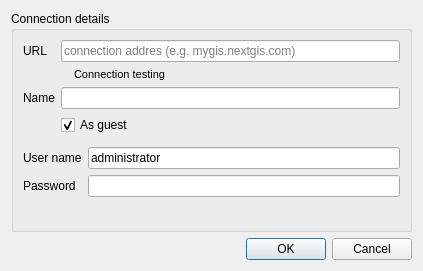
Before: the Qt Designer form qgis/ngw_connection_edit_dialog_base.ui in nextgis/ngw_external_api_python, drawn with Qt 5.
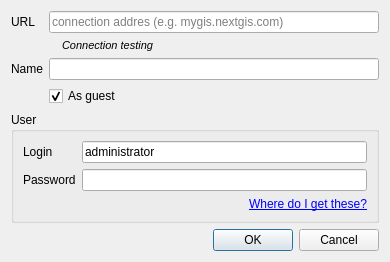
After: the same form once the commit is applied.

```diff
--- a/qgis/ngw_connection_edit_dialog_base.ui
+++ b/qgis/ngw_connection_edit_dialog_base.ui
@@ -6,8 +6,8 @@
    <rect>
     <x>0</x>
     <y>0</y>
-    <width>423</width>
-    <height>271</height>
+    <width>390</width>
+    <height>245</height>
    </rect>
   </property>
   <property name="sizePolicy">
@@ -31,61 +31,10 @@
   <property name="windowTitle">
    <string>Create new connection</string>
   </property>
-  <layout class="QVBoxLayout" name="verticalLayout">
+  <layout class="QGridLayout" name="gridLayout_4">
    <property name="sizeConstraint">
     <enum>QLayout::SetMinimumSize</enum>
    </property>
-   <item>
-    <widget class="QGroupBox" name="groupBox">
-     <property name="title">
-      <string>Connection details</string>
-     </property>
-     <layout class="QVBoxLayout" name="verticalLayout_2">
-      <property name="spacing">
-       <number>6</number>
-      </property>
-      <item>
-       <layout class="QGridLayout" name="gridLayout_3">
-        <property name="topMargin">
-         <number>0</number>
-        </property>
-        <property name="verticalSpacing">
-         <number>6</number>
-        </property>
-        <item row="0" column="1">
-         <layout class="QVBoxLayout" name="verticalLayout_3">
-          <property name="spacing">
-           <number>0</number>
-          </property>
-          <property name="rightMargin">
-           <number>0</number>
-          </property>
-          <item>
-           <widget class="QLineEdit" name="leUrl">
-            <property name="placeholderText">
-             <string>connection addres (e.g. mygis.nextgis.com)</string>
-            </property>
-           </widget>
-          </item>
-         </layout>
-        </item>
-        <item row="0" column="0">
-         <widget class="QLabel" name="lbUrl">
-          <property name="text">
-           <string>URL</string>
-          </property>
-         </widget>
-        </item>
-        <item row="5" column="1">
-         <widget class="QCheckBox" name="cbAsGuest">
-          <property name="text">
-           <string>As guest</string>
-          </property>
-          <property name="checked">
-           <bool>true</bool>
-          </property>
-         </widget>
-        </item>
         <item row="1" column="1">
          <widget class="QLabel" name="lbConnectionTesting">
           <property name="sizePolicy">
@@ -104,7 +53,7 @@
            <font>
             <family>MS Shell Dlg 2</family>
             <pointsize>8</pointsize>
-            <italic>false</italic>
+       <italic>true</italic>
            </font>
           </property>
           <property name="styleSheet">
@@ -121,7 +70,10 @@
           </property>
          </widget>
         </item>
-        <item row="3" column="0">
+   <item row="2" column="1">
+    <widget class="QLineEdit" name="leName"/>
+   </item>
+   <item row="2" column="0">
          <widget class="QLabel" name="lbName">
           <property name="text">
            <string>Name</string>
@@ -129,49 +81,111 @@
          </widget>
         </item>
         <item row="3" column="1">
-         <widget class="QLineEdit" name="leName"/>
-        </item>
-       </layout>
-      </item>
-      <item>
-       <layout class="QGridLayout" name="gridLayout">
-        <property name="topMargin">
-         <number>6</number>
-        </property>
-        <property name="bottomMargin">
-         <number>0</number>
-        </property>
-        <item row="2" column="0">
-         <widget class="QLabel" name="lbPassword">
+    <widget class="QCheckBox" name="cbAsGuest">
+     <property name="enabled">
+      <bool>true</bool>
+     </property>
+     <property name="styleSheet">
+      <string notr="true"/>
+     </property>
+     <property name="text">
+      <string>As guest</string>
+     </property>
+     <property name="checked">
+      <bool>true</bool>
+     </property>
+    </widget>
+   </item>
+   <item row="4" column="0" colspan="2">
+    <widget class="QGroupBox" name="gbUser">
+     <property name="enabled">
+      <bool>true</bool>
+     </property>
+     <property name="title">
+      <string>User</string>
+     </property>
+     <layout class="QGridLayout" name="gridLayout_2">
+      <item row="0" column="0">
+       <widget class="QLabel" name="lbUser">
           <property name="text">
-           <string>Password</string>
+         <string>Login</string>
           </property>
          </widget>
         </item>
-        <item row="2" column="1">
+      <item row="0" column="1">
+       <widget class="QLineEdit" name="leUser">
+        <property name="text">
+         <string>administrator</string>
+        </property>
+       </widget>
+      </item>
+      <item row="1" column="1">
          <widget class="QLineEdit" name="lePassword">
           <property name="echoMode">
            <enum>QLineEdit::Password</enum>
           </property>
          </widget>
         </item>
-        <item row="1" column="1">
-         <widget class="QLineEdit" name="leUser">
-          <property name="text">
-           <string>administrator</string>
-          </property>
-         </widget>
-        </item>
         <item row="1" column="0">
-         <widget class="QLabel" name="lbUser">
+       <widget class="QLabel" name="lbPassword">
           <property name="text">
-           <string>User name</string>
+         <string>Password</string>
+        </property>
+       </widget>
+      </item>
+      <item row="2" column="1">
+       <widget class="QLabel" name="lAccessLink">
+        <property name="enabled">
+         <bool>true</bool>
+        </property>
+        <property name="text">
+         <string>&lt;html&gt;&lt;head/&gt;&lt;body&gt;&lt;p&gt;&lt;a href=&quot;http://docs.nextgis.com/docs_ngcom/source/ngqgis_connect.html#ngcom-ngqgis-connect-connection&quot;&gt;&lt;span style=&quot; text-decoration: underline; color:#0000ff;&quot;&gt;Where do I get these?&lt;/span&gt;&lt;/a&gt;&lt;/p&gt;&lt;/body&gt;&lt;/html&gt;</string>
+        </property>
+        <property name="textFormat">
+         <enum>Qt::AutoText</enum>
+        </property>
+        <property name="alignment">
+         <set>Qt::AlignRight|Qt::AlignTrailing|Qt::AlignVCenter</set>
+        </property>
+        <property name="openExternalLinks">
+         <bool>true</bool>
           </property>
          </widget>
         </item>
        </layout>
-      </item>
-      <item>
+    </widget>
+   </item>
+   <item row="6" column="0" colspan="2">
+    <widget class="QDialogButtonBox" name="buttonBox">
+     <property name="orientation">
+      <enum>Qt::Horizontal</enum>
+     </property>
+     <property name="standardButtons">
+      <set>QDialogButtonBox::Cancel|QDialogButtonBox::Ok</set>
+     </property>
+    </widget>
+   </item>
+   <item row="0" column="0">
+    <widget class="QLabel" name="lbUrl">
+     <property name="sizePolicy">
+      <sizepolicy hsizetype="Preferred" vsizetype="Preferred">
+       <horstretch>0</horstretch>
+       <verstretch>0</verstretch>
+      </sizepolicy>
+     </property>
+     <property name="text">
+      <string>URL</string>
+     </property>
+    </widget>
+   </item>
+   <item row="0" column="1">
+    <widget class="QLineEdit" name="leUrl">
+     <property name="placeholderText">
+      <string>connection addres (e.g. mygis.nextgis.com)</string>
+     </property>
+    </widget>
+   </item>
+   <item row="5" column="0">
        <spacer name="verticalSpacer">
         <property name="orientation">
          <enum>Qt::Vertical</enum>
@@ -183,19 +197,6 @@
          </size>
         </property>
        </spacer>
-      </item>
-     </layout>
-    </widget>
-   </item>
-   <item>
-    <widget class="QDialogButtonBox" name="buttonBox">
-     <property name="orientation">
-      <enum>Qt::Horizontal</enum>
-     </property>
-     <property name="standardButtons">
-      <set>QDialogButtonBox::Cancel|QDialogButtonBox::Ok</set>
-     </property>
-    </widget>
    </item>
   </layout>
  </widget>
```
Left out of the diff: 2 changed lines with no effect on the pictures. Lines whose indentation alone changed are shown as unchanged.
